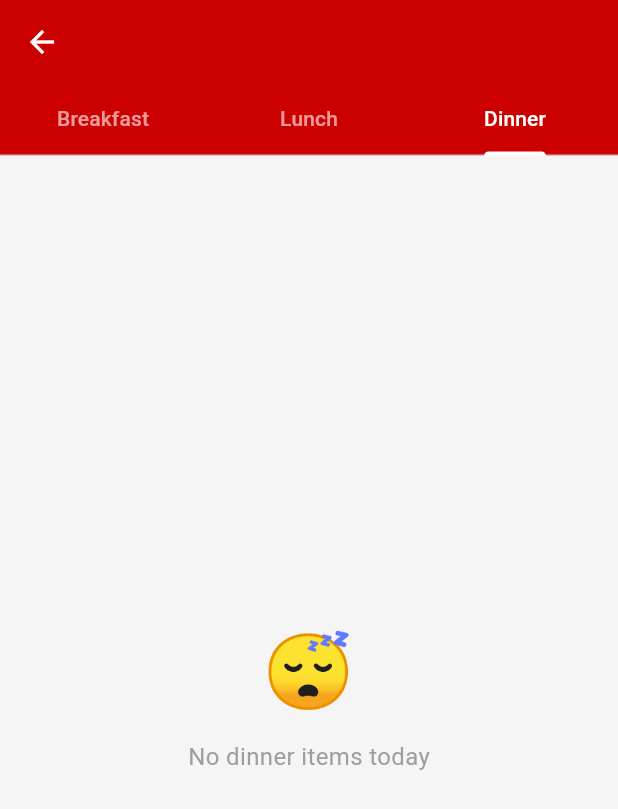
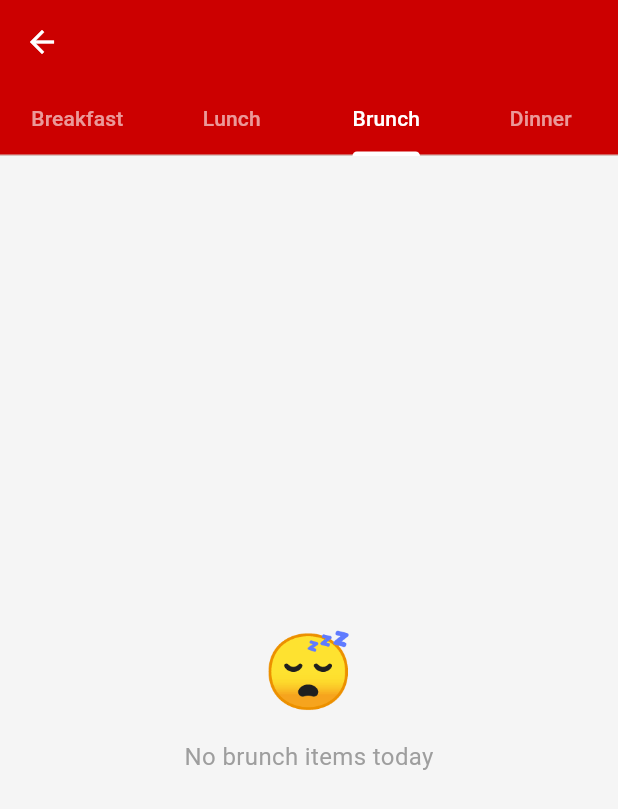
Before and after one commit to adyooTM/BUDiningTracker, a Flutter app: the MenuPage screen opened directly with empty values, tab 3 chosen, on a phone screen of 412 x 824 dp. Shown: the top 809 px of the screen. Run offline on Flutter 3.47's test engine with Material 3 defaults, Android fonts, the phone set to English and light mode, and no system bars; our stand-ins replace supabase_flutter; accounts and stored records are empty.

Commit message:
editing menupage

```diff
--- /dev/null
+++ b/flutterfiles/devtools_options.yaml
@@ -0,0 +1,3 @@
+description: This file stores settings for Dart & Flutter DevTools.
+documentation: https://docs.flutter.dev/tools/devtools/extensions#configure-extension-enablement-states
+extensions:
--- a/flutterfiles/lib/menu_page.dart
+++ b/flutterfiles/lib/menu_page.dart
@@ -23,12 +23,12 @@ class _MenuPageState extends State<MenuPage>
   bool _isLoading = true;
   String? _error;
 
-  final List<String> _mealTypes = ['breakfast', 'lunch', 'dinner'];
+  final List<String> _mealTypes = ['breakfast', 'lunch', 'brunch', 'dinner'];
 
   @override
   void initState() {
     super.initState();
-    _tabController = TabController(length: 3, vsync: this);
+    _tabController = TabController(length: 4, vsync: this);
     _fetchMenu();
   }
 
@@ -88,6 +88,7 @@ class _MenuPageState extends State<MenuPage>
           tabs: const [
             Tab(text: 'Breakfast'),
             Tab(text: 'Lunch'),
+            Tab(text: 'Brunch'),
             Tab(text: 'Dinner'),
           ],
         ),
```
Also changed, not shown: flutterfiles/lib/calorie_math.dart (added), 12 other files.
